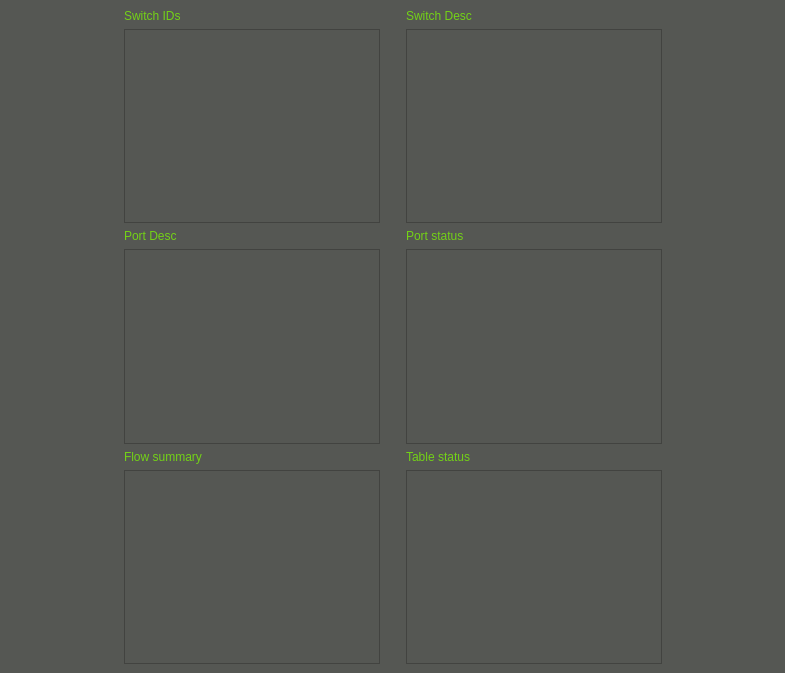
Above: GUI/home.ui from Gaopeng-Bai/QT_flowmanager before the change. Below: the same form after it.
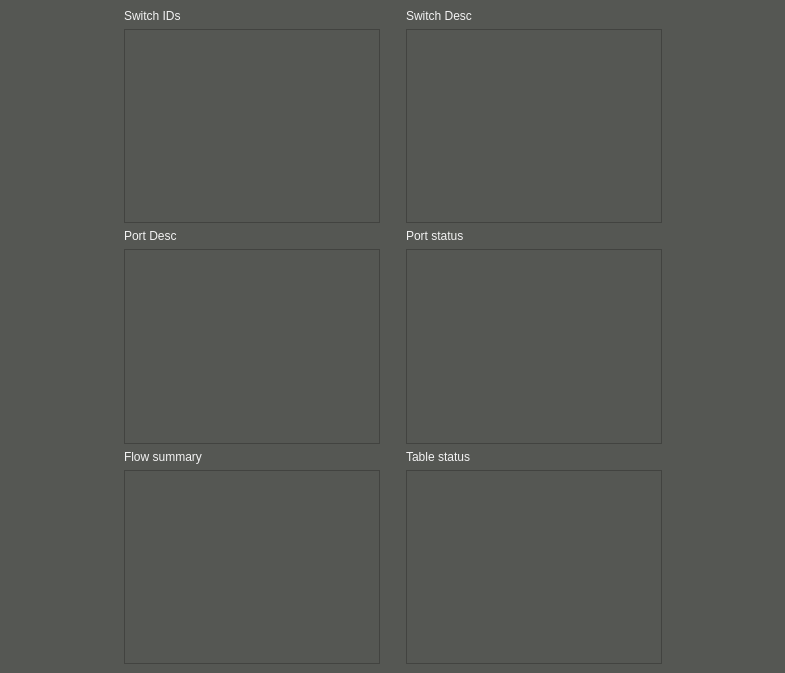
That is the form after the change.

Patch:
```diff
--- a/GUI/home.ui
+++ b/GUI/home.ui
@@ -15,7 +15,7 @@
   </property>
   <property name="styleSheet">
    <string notr="true">background-color: rgb(85, 87, 83);
-color: rgb(115, 210, 22);</string>
+color: rgb(243, 243, 243);</string>
   </property>
   <widget class="QWidget" name="layoutWidget">
    <property name="geometry">
```
